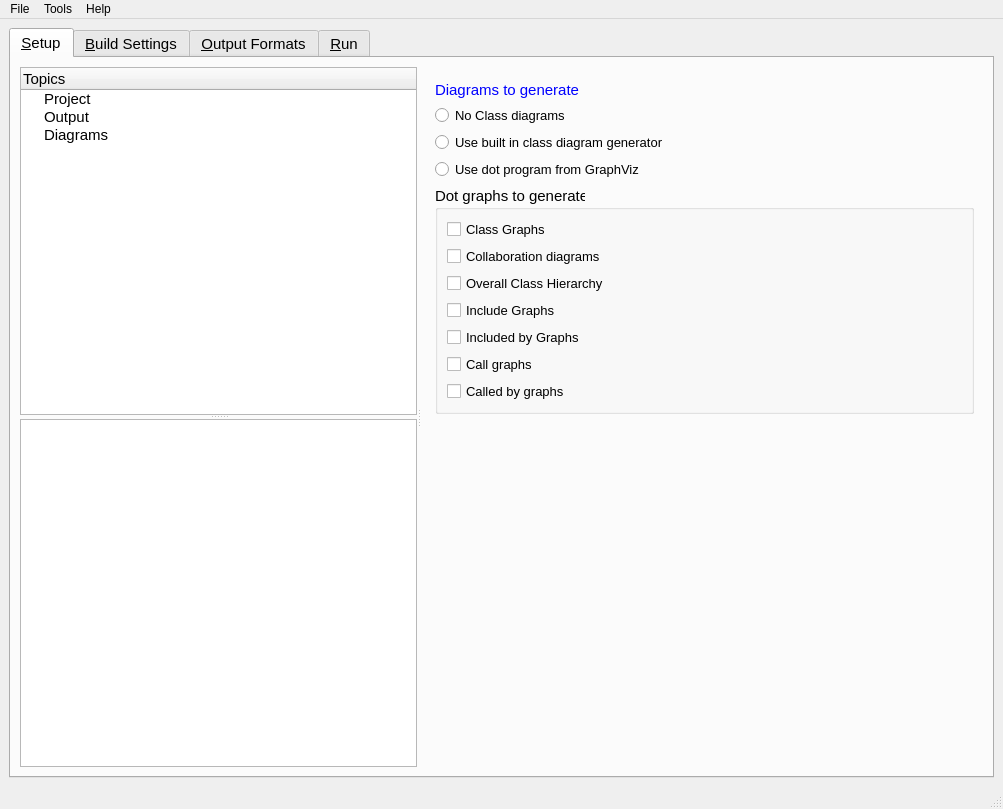
copperspice/doxypressapp, file forms/mainwindow.ui: the form before one commit.
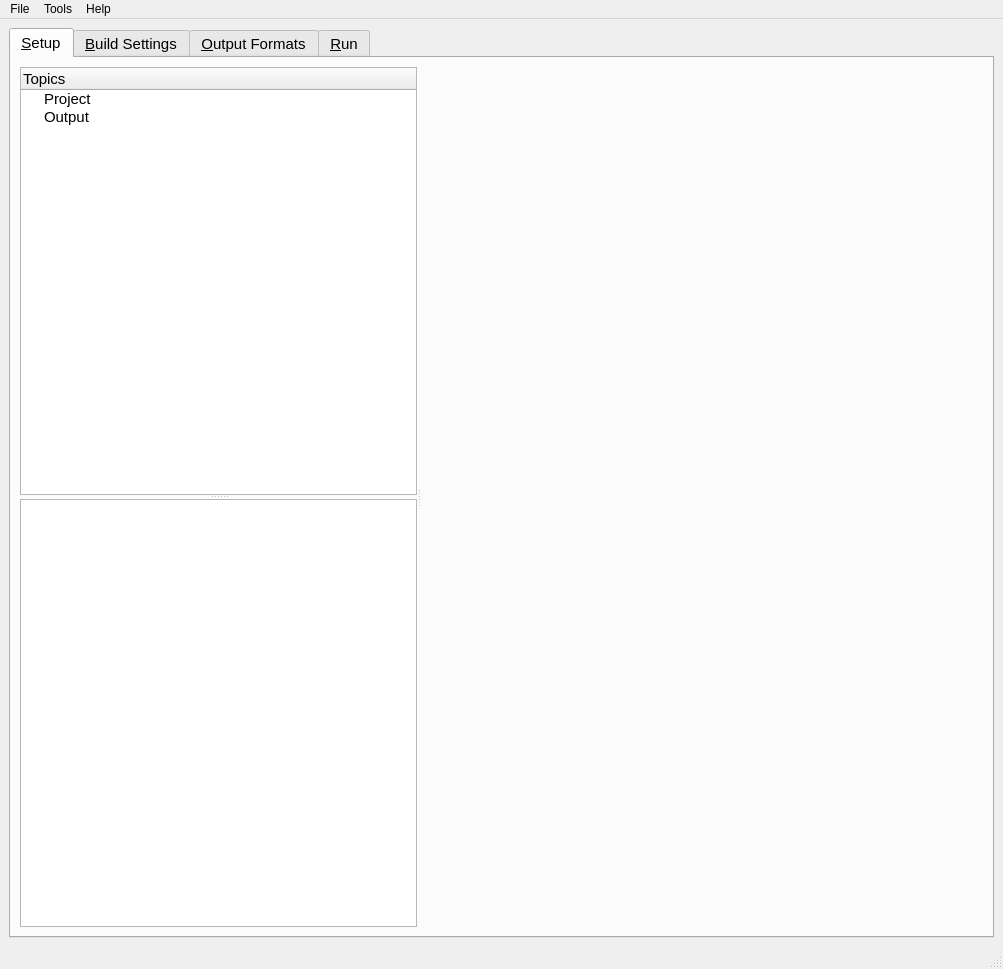
The form after the commit. The open tabs and pages were chosen to show the change. Icons and pictures are not drawn.

Commit message: Remove diagram topic from the Setup tab

The edit to the form file:
```diff
--- a/forms/mainwindow.ui
+++ b/forms/mainwindow.ui
@@ -7,7 +7,7 @@
     <x>0</x>
     <y>0</y>
     <width>1003</width>
-    <height>809</height>
+    <height>969</height>
    </rect>
   </property>
   <property name="windowTitle">
@@ -74,11 +74,6 @@
               <string>Output</string>
              </property>
             </item>
-            <item>
-             <property name="text">
-              <string>Diagrams</string>
-             </property>
-            </item>
            </widget>
            <widget class="QTextEdit" name="help_t1">
             <property name="sizePolicy">
@@ -788,241 +783,6 @@
              <property name="topMargin">
               <number>14</number>
              </property>
-             <item row="0" column="0">
-              <widget class="QLabel" name="label_t1_e">
-               <property name="palette">
-                <palette>
-                 <active>
-                  <colorrole role="WindowText">
-                   <brush brushstyle="SolidPattern">
-                    <color alpha="255">
-                     <red>0</red>
-                     <green>0</green>
-                     <blue>255</blue>
-                    </color>
-                   </brush>
-                  </colorrole>
-                 </active>
-                 <inactive>
-                  <colorrole role="WindowText">
-                   <brush brushstyle="SolidPattern">
-                    <color alpha="255">
-                     <red>0</red>
-                     <green>0</green>
-                     <blue>255</blue>
-                    </color>
-                   </brush>
-                  </colorrole>
-                 </inactive>
-                 <disabled>
-                  <colorrole role="WindowText">
-                   <brush brushstyle="SolidPattern">
-                    <color alpha="255">
-                     <red>106</red>
-                     <green>104</green>
-                     <blue>100</blue>
-                    </color>
-                   </brush>
-                  </colorrole>
-                 </disabled>
-                </palette>
-               </property>
-               <property name="text">
-                <string>Diagrams to generate</string>
-               </property>
-              </widget>
-             </item>
-             <item row="2" column="0">
-              <widget class="QRadioButton" name="diagram_built_in_RB">
-               <property name="font">
-                <font>
-                 <pointsize>10</pointsize>
-                </font>
-               </property>
-               <property name="text">
-                <string>Use built in class diagram generator</string>
-               </property>
-               <attribute name="buttonGroup">
-                <string notr="true">buttonGroup_diagram</string>
-               </attribute>
-              </widget>
-             </item>
-             <item row="3" column="0">
-              <widget class="QRadioButton" name="diagram_dot_RB">
-               <property name="font">
-                <font>
-                 <pointsize>10</pointsize>
-                </font>
-               </property>
-               <property name="text">
-                <string>Use dot program from GraphViz</string>
-               </property>
-               <attribute name="buttonGroup">
-                <string notr="true">buttonGroup_diagram</string>
-               </attribute>
-              </widget>
-             </item>
-             <item row="5" column="0">
-              <spacer name="verticalSpacer_5">
-               <property name="orientation">
-                <enum>Qt::Vertical</enum>
-               </property>
-               <property name="sizeHint" stdset="0">
-                <size>
-                 <width>10</width>
-                 <height>10</height>
-                </size>
-               </property>
-              </spacer>
-             </item>
-             <item row="4" column="0" colspan="2">
-              <widget class="QGroupBox" name="groupBox_3">
-               <property name="palette">
-                <palette>
-                 <active>
-                  <colorrole role="Text">
-                   <brush brushstyle="SolidPattern">
-                    <color alpha="255">
-                     <red>0</red>
-                     <green>0</green>
-                     <blue>255</blue>
-                    </color>
-                   </brush>
-                  </colorrole>
-                 </active>
-                 <inactive>
-                  <colorrole role="Text">
-                   <brush brushstyle="SolidPattern">
-                    <color alpha="255">
-                     <red>0</red>
-                     <green>0</green>
-                     <blue>255</blue>
-                    </color>
-                   </brush>
-                  </colorrole>
-                 </inactive>
-                 <disabled>
-                  <colorrole role="Text">
-                   <brush brushstyle="SolidPattern">
-                    <color alpha="255">
-                     <red>106</red>
-                     <green>104</green>
-                     <blue>100</blue>
-                    </color>
-                   </brush>
-                  </colorrole>
-                 </disabled>
-                </palette>
-               </property>
-               <property name="title">
-                <string>Dot graphs to generate</string>
-               </property>
-               <property name="checkable">
-                <bool>false</bool>
-               </property>
-               <layout class="QVBoxLayout" name="verticalLayout_6">
-                <item>
-                 <widget class="QCheckBox" name="dot_class_graph_CB1">
-                  <property name="font">
-                   <font>
-                    <pointsize>10</pointsize>
-                   </font>
-                  </property>
-                  <property name="text">
-                   <string>Class Graphs</string>
-                  </property>
-                 </widget>
-                </item>
-                <item>
-                 <widget class="QCheckBox" name="dot_collaboration_CB1">
-                  <property name="font">
-                   <font>
-                    <pointsize>10</pointsize>
-                   </font>
-                  </property>
-                  <property name="text">
-                   <string>Collaboration diagrams</string>
-                  </property>
-                 </widget>
-                </item>
-                <item>
-                 <widget class="QCheckBox" name="dot_hierarchy_CB1">
-                  <property name="font">
-                   <font>
-                    <pointsize>10</pointsize>
-                   </font>
-                  </property>
-                  <property name="text">
-                   <string>Overall Class Hierarchy</string>
-                  </property>
-                 </widget>
-                </item>
-                <item>
-                 <widget class="QCheckBox" name="dot_include_CB1">
-                  <property name="font">
-                   <font>
-                    <pointsize>10</pointsize>
-                   </font>
-                  </property>
-                  <property name="text">
-                   <string>Include Graphs</string>
-                  </property>
-                 </widget>
-                </item>
-                <item>
-                 <widget class="QCheckBox" name="dot_included_by_CB1">
-                  <property name="font">
-                   <font>
-                    <pointsize>10</pointsize>
-                   </font>
-                  </property>
-                  <property name="text">
-                   <string>Included by Graphs</string>
-                  </property>
-                 </widget>
-                </item>
-                <item>
-                 <widget class="QCheckBox" name="dot_call_CB1">
-                  <property name="font">
-                   <font>
-                    <pointsize>10</pointsize>
-                   </font>
-                  </property>
-                  <property name="text">
-                   <string>Call graphs</string>
-                  </property>
-                 </widget>
-                </item>
-                <item>
-                 <widget class="QCheckBox" name="dot_called_by_CB1">
-                  <property name="font">
-                   <font>
-                    <pointsize>10</pointsize>
-                   </font>
-                  </property>
-                  <property name="text">
-                   <string>Called by graphs</string>
-                  </property>
-                 </widget>
-                </item>
-               </layout>
-              </widget>
-             </item>
-             <item row="1" column="0" colspan="2">
-              <widget class="QRadioButton" name="diagram_none_RB">
-               <property name="font">
-                <font>
-                 <pointsize>10</pointsize>
-                </font>
-               </property>
-               <property name="text">
-                <string>No Class diagrams</string>
-               </property>
-               <attribute name="buttonGroup">
-                <string notr="true">buttonGroup_diagram</string>
-               </attribute>
-              </widget>
-             </item>
             </layout>
            </widget>
           </widget>
```
Left out of the diff: 83 changed lines with no effect on the pictures.
